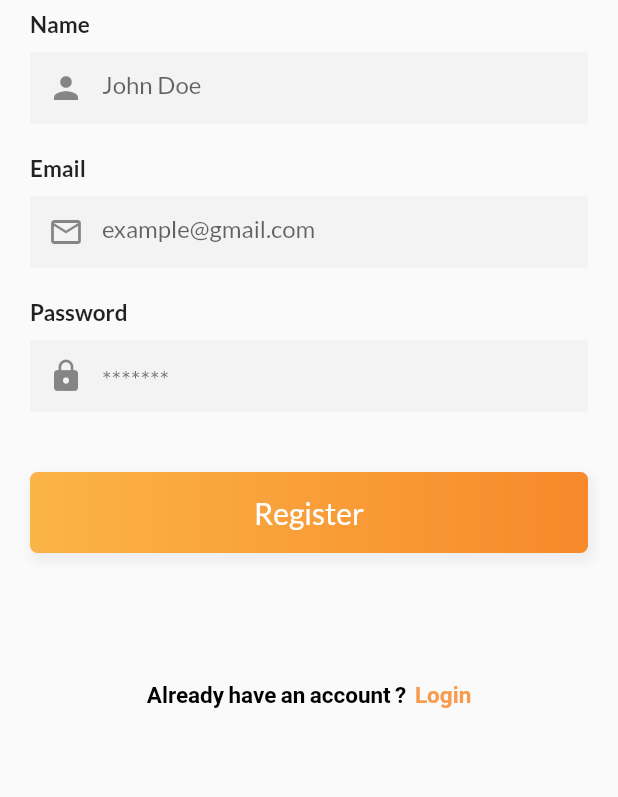
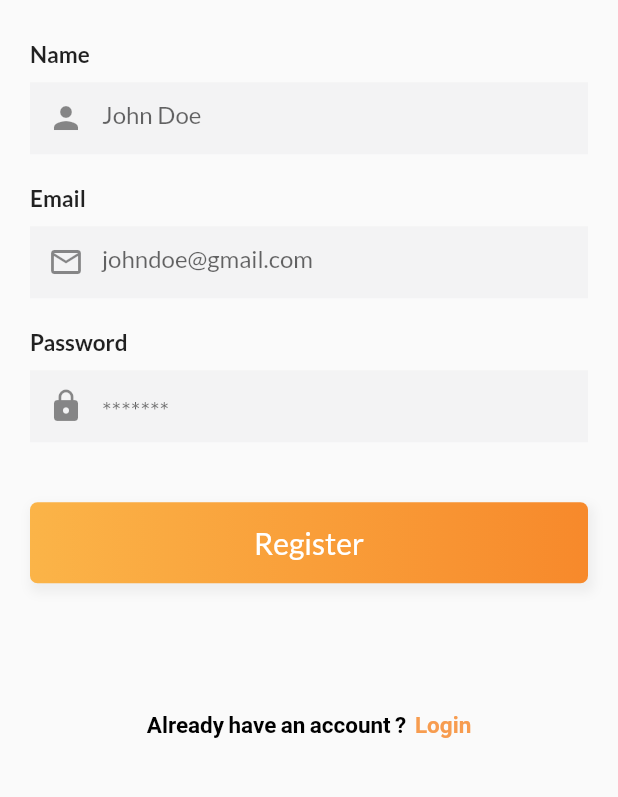
Before and after one commit to shuchitajain/movie_deck, a Flutter app: the screen it shows after launch, after a tap on "Register or Login", on a phone screen of 412 x 824 dp, the part 395-1192 px from its top. Run offline on Flutter 3.47's test engine with Material 2 defaults, Android fonts, the light colour scheme and no system bars; our stand-ins replace firebase_auth, firebase_core, flutter_secure_storage, font_awesome_flutter, google_fonts, google_sign_in and 3 more; accounts and stored records are empty.

Commit message:
added screenshots

```diff
--- a/lib/main.dart
+++ b/lib/main.dart
@@ -4,7 +4,7 @@ import 'package:flutter/material.dart';
 import 'package:flutter_secure_storage/flutter_secure_storage.dart';
 import 'package:google_fonts/google_fonts.dart';
 import 'package:movie_deck/providers/data_provider.dart';
-import 'package:movie_deck/providers/user_repository.dart';
+import 'package:movie_deck/providers/auth_provider.dart';
 import 'package:movie_deck/ui/config.dart';
 import 'package:movie_deck/ui/screens/splash_screen.dart';
 import 'package:provider/provider.dart';
--- a/lib/ui/screens/add_movie_screen.dart
+++ b/lib/ui/screens/add_movie_screen.dart
@@ -241,7 +241,6 @@ class _AddMovieScreenState extends State<AddMovieScreen> {
           child: Form(
             key: _formKey,
             child: Container(
-              height: App.height(context),
               width: App.width(context),
               child: SingleChildScrollView(
                 child: Column(
--- a/lib/ui/screens/home_screen.dart
+++ b/lib/ui/screens/home_screen.dart
@@ -5,7 +5,7 @@ import 'package:google_fonts/google_fonts.dart';
 import 'package:intl/intl.dart';
 import 'package:movie_deck/constants.dart';
 import 'package:movie_deck/providers/data_provider.dart';
-import 'package:movie_deck/providers/user_repository.dart';
+import 'package:movie_deck/providers/auth_provider.dart';
 import 'package:movie_deck/ui/screens/add_movie_screen.dart';
 import 'package:movie_deck/ui/screens/onboarding_screen.dart';
 import 'package:page_transition/page_transition.dart';
--- a/lib/ui/screens/onboarding_screen.dart
+++ b/lib/ui/screens/onboarding_screen.dart
@@ -91,7 +91,6 @@ class _OnboardingScreenState extends State<OnboardingScreen> {
     return Scaffold(
       body: SingleChildScrollView(
         child: Container(
-          height: App.height(context),
           child: Stack(
             children: [
               Positioned(
@@ -105,7 +104,7 @@ class _OnboardingScreenState extends State<OnboardingScreen> {
                 child: appLogoWidget(context),
               ),
               Container(
-                margin: EdgeInsets.only(top: App.height(context) * .2),
+                margin: EdgeInsets.only(top: App.height(context) * .4),
                 padding: EdgeInsets.symmetric(horizontal: 20),
                 child: Column(
                   crossAxisAlignment: CrossAxisAlignment.center,
--- a/lib/ui/screens/signup_screen.dart
+++ b/lib/ui/screens/signup_screen.dart
@@ -1,6 +1,6 @@
 import 'package:flutter/material.dart';
 import 'package:google_fonts/google_fonts.dart';
-import 'package:movie_deck/providers/user_repository.dart';
+import 'package:movie_deck/providers/auth_provider.dart';
 import 'package:movie_deck/ui/config.dart';
 import 'package:movie_deck/ui/screens/login_screen.dart';
 import 'package:movie_deck/ui/widgets/app_logo_widget.dart';
@@ -134,7 +134,6 @@ class _SignupScreenState extends State<SignupScreen> {
         key: _formKey,
         child: SingleChildScrollView(
           child: Container(
-            height: App.height(context),
             child: Stack(
               children: <Widget>[
                 Positioned(
@@ -148,7 +147,7 @@ class _SignupScreenState extends State<SignupScreen> {
                   child: appLogoWidget(context),
                 ),
                 Container(
-                  margin: EdgeInsets.only(top: App.height(context) * 0.25),
+                  margin: EdgeInsets.only(top: App.height(context) * 0.34),
                   padding: EdgeInsets.symmetric(horizontal: 20),
                   child: Column(
                     crossAxisAlignment: CrossAxisAlignment.center,
@@ -177,7 +176,7 @@ class _SignupScreenState extends State<SignupScreen> {
                               return "Please enter an email address";
                             }
                           },
-                        hint: "example@gmail.com",
+                        hint: "johndoe@gmail.com",
                       ),
                       _entryField(
                           title: "Password",
@@ -243,12 +242,10 @@ class _SignupScreenState extends State<SignupScreen> {
                                   },
                                 );
                                 if (success) {
-                                  Navigator.of(context).pushReplacement(
-                                    PageTransition(
-                                      type: PageTransitionType.rightToLeft,
-                                      child: HomeScreen(),
-                                    ),
-                                  );
+                                  Navigator.of(context).pushAndRemoveUntil(PageTransition(
+                                    type: PageTransitionType.rightToLeft,
+                                    child: HomeScreen(),
+                                  ), (route) => false);
                                   _emailController.clear();
                                   _passwordController.clear();
                                 }
```
Also changed, not shown: lib/ui/screens/login_screen.dart (+9 -13 lines), flutter_01.png (added), flutter_02.png (added), flutter_03.png (added), flutter_04.png (added), flutter_05.png (added), flutter_06.png (added), lib/providers/auth_provider.dart (renamed from lib/providers/user_repository.dart).
